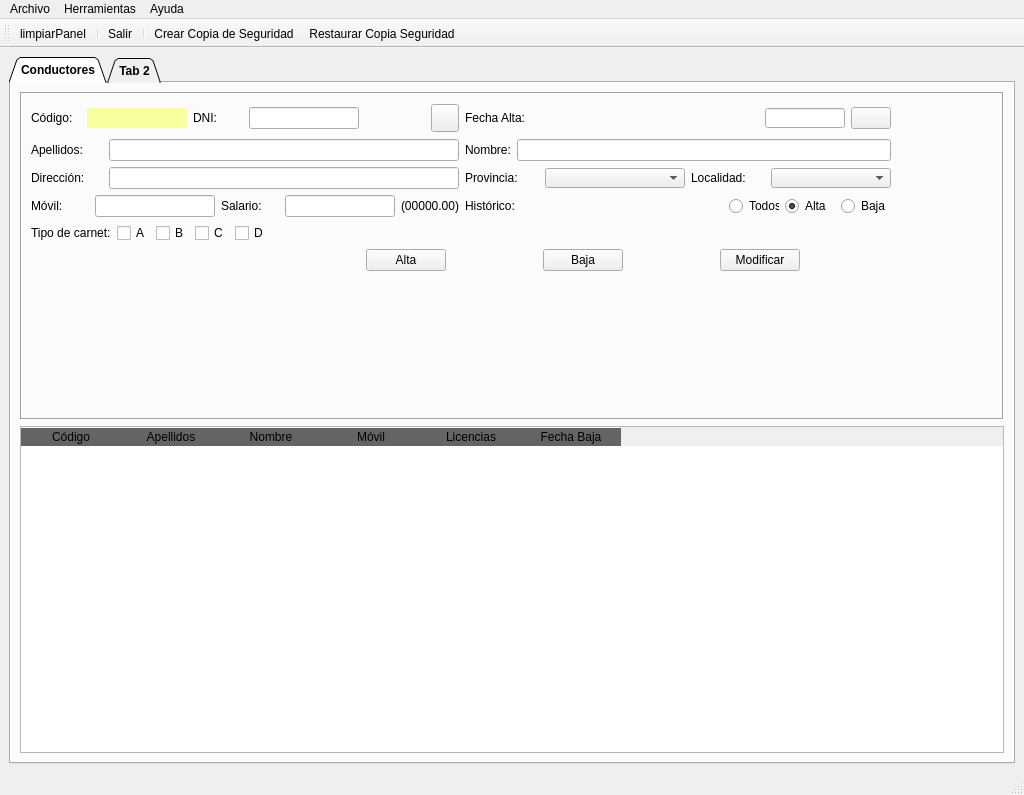
Above: templates/MainWindow.ui from braisd11/CarTeis before the change. Below: the same form after it.
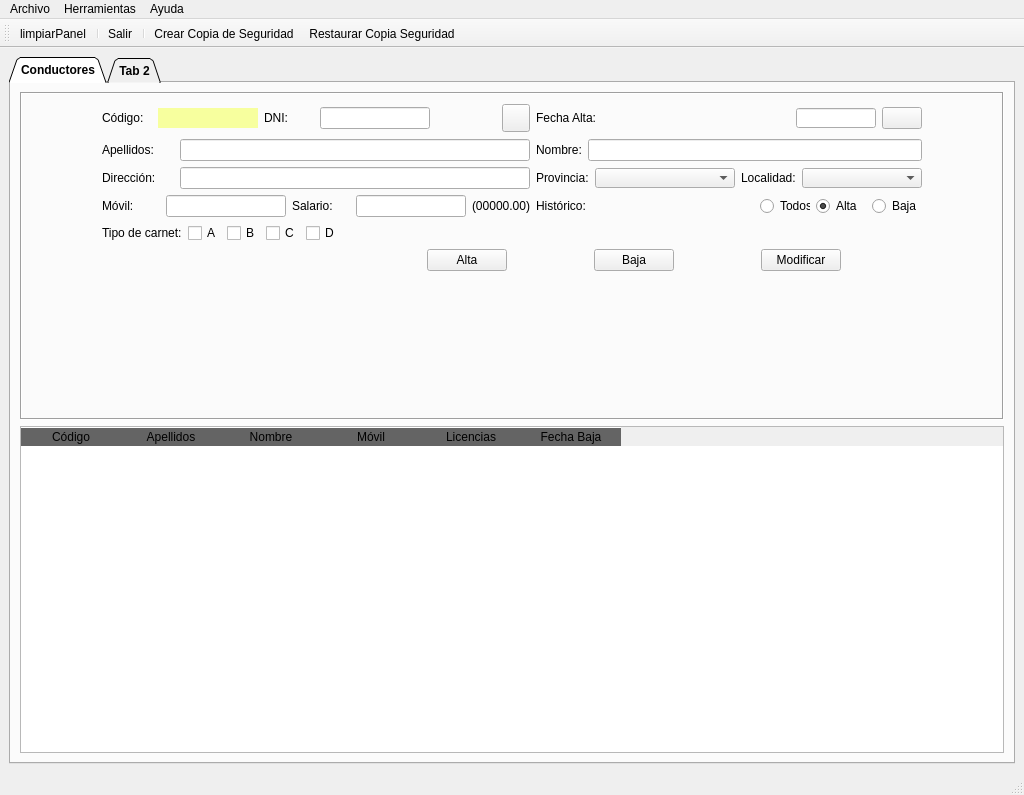
That is the form after the change. Icons and pictures are not drawn.

Patch:
```diff
--- a/templates/MainWindow.ui
+++ b/templates/MainWindow.ui
@@ -101,15 +101,8 @@
           <property name="frameShadow">
            <enum>QFrame::Sunken</enum>
           </property>
-          <widget class="QWidget" name="layoutWidget">
-           <property name="geometry">
-            <rect>
-             <x>11</x>
-             <y>11</y>
-             <width>860</width>
-             <height>174</height>
-            </rect>
-           </property>
+          <layout class="QGridLayout" name="gridLayout_4">
+           <item row="0" column="1">
            <layout class="QGridLayout" name="gridLayout_3">
             <item row="0" column="0" colspan="2">
              <layout class="QHBoxLayout" name="horizontalLayout_9">
@@ -717,7 +710,47 @@
              </layout>
             </item>
            </layout>
-          </widget>
+           </item>
+           <item row="0" column="2">
+            <spacer name="horizontalSpacer">
+             <property name="orientation">
+              <enum>Qt::Horizontal</enum>
+             </property>
+             <property name="sizeHint" stdset="0">
+              <size>
+               <width>64</width>
+               <height>20</height>
+              </size>
+             </property>
+            </spacer>
+           </item>
+           <item row="0" column="0">
+            <spacer name="horizontalSpacer_2">
+             <property name="orientation">
+              <enum>Qt::Horizontal</enum>
+             </property>
+             <property name="sizeHint" stdset="0">
+              <size>
+               <width>40</width>
+               <height>20</height>
+              </size>
+             </property>
+            </spacer>
+           </item>
+           <item row="1" column="1">
+            <spacer name="verticalSpacer">
+             <property name="orientation">
+              <enum>Qt::Vertical</enum>
+             </property>
+             <property name="sizeHint" stdset="0">
+              <size>
+               <width>20</width>
+               <height>40</height>
+              </size>
+             </property>
+            </spacer>
+           </item>
+          </layout>
          </widget>
         </item>
         <item row="1" column="0">
```
Lines whose indentation alone changed are shown as unchanged.
